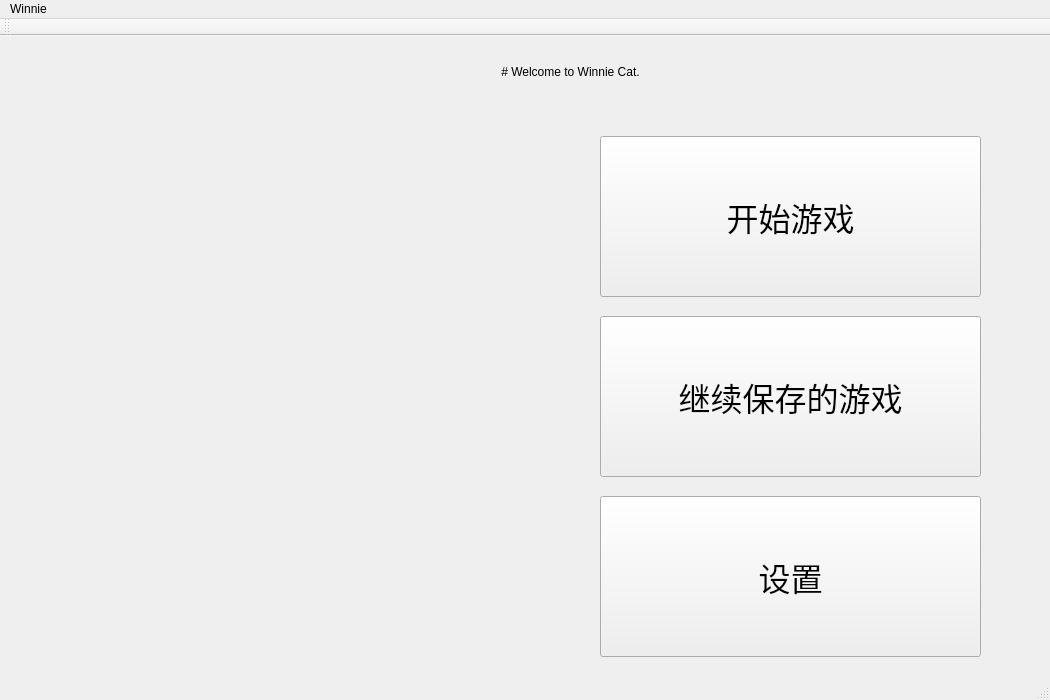
Qt form Winnie/mainwindow.ui (Xueli-ovo/Xju) before a commit.
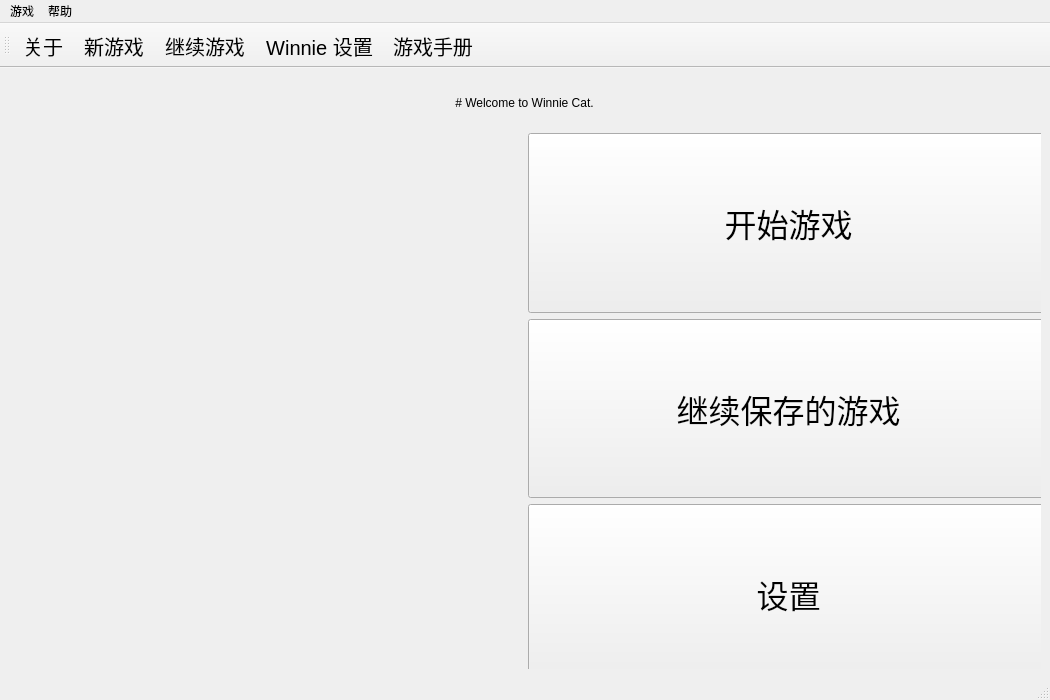
The same form after that commit. Icons and pictures are not drawn.

```diff
--- a/Winnie/mainwindow.ui
+++ b/Winnie/mainwindow.ui
@@ -10,6 +10,12 @@
     <height>700</height>
    </rect>
   </property>
+  <property name="sizePolicy">
+   <sizepolicy hsizetype="Expanding" vsizetype="Expanding">
+    <horstretch>0</horstretch>
+    <verstretch>0</verstretch>
+   </sizepolicy>
+  </property>
   <property name="minimumSize">
    <size>
     <width>1050</width>
@@ -29,32 +35,56 @@
    <iconset theme="document-page-setup"/>
   </property>
   <widget class="QWidget" name="centralwidget">
-   <widget class="QFrame" name="headline">
+   <property name="sizePolicy">
+    <sizepolicy hsizetype="Expanding" vsizetype="Expanding">
+     <horstretch>0</horstretch>
+     <verstretch>0</verstretch>
+    </sizepolicy>
+   </property>
+   <layout class="QVBoxLayout" name="verticalLayout_2">
+    <item>
+     <widget class="QWidget" name="widget_headline" native="true">
+      <property name="sizePolicy">
+       <sizepolicy hsizetype="Preferred" vsizetype="Fixed">
+        <horstretch>0</horstretch>
+        <verstretch>0</verstretch>
+       </sizepolicy>
+      </property>
+      <property name="minimumSize">
+       <size>
+        <width>0</width>
+        <height>50</height>
+       </size>
+      </property>
+      <property name="layoutDirection">
+       <enum>Qt::LeftToRight</enum>
+      </property>
+      <widget class="QLabel" name="label">
     <property name="geometry">
      <rect>
-      <x>150</x>
-      <y>10</y>
-      <width>841</width>
+         <x>0</x>
+         <y>0</y>
+         <width>1031</width>
       <height>51</height>
      </rect>
     </property>
+       <property name="sizePolicy">
+        <sizepolicy hsizetype="Expanding" vsizetype="Expanding">
+         <horstretch>0</horstretch>
+         <verstretch>0</verstretch>
+        </sizepolicy>
+       </property>
+       <property name="minimumSize">
+        <size>
+         <width>0</width>
+         <height>0</height>
+        </size>
+       </property>
     <property name="frameShape">
      <enum>QFrame::NoFrame</enum>
     </property>
-    <property name="frameShadow">
-     <enum>QFrame::Raised</enum>
-    </property>
     <property name="lineWidth">
-     <number>0</number>
-    </property>
-    <widget class="QLabel" name="label">
-     <property name="geometry">
-      <rect>
-       <x>0</x>
-       <y>0</y>
-       <width>841</width>
-       <height>51</height>
-      </rect>
+        <number>1</number>
      </property>
      <property name="text">
       <string># Welcome to Winnie Cat.</string>
@@ -67,23 +97,37 @@
      </property>
     </widget>
    </widget>
+    </item>
+    <item>
+     <layout class="QHBoxLayout" name="horizontalLayout" stretch="1,1">
+      <item>
+       <widget class="QWidget" name="widget_2" native="true"/>
+      </item>
+      <item>
    <widget class="QWidget" name="widget" native="true">
+        <property name="sizePolicy">
+         <sizepolicy hsizetype="Preferred" vsizetype="Preferred">
+          <horstretch>0</horstretch>
+          <verstretch>0</verstretch>
+         </sizepolicy>
+        </property>
+        <widget class="QWidget" name="layoutWidget">
     <property name="geometry">
      <rect>
-      <x>580</x>
-      <y>80</y>
-      <width>421</width>
+           <x>0</x>
+           <y>0</y>
+           <width>521</width>
       <height>551</height>
      </rect>
     </property>
+         <layout class="QVBoxLayout" name="verticalLayout">
+          <item>
     <widget class="QPushButton" name="button_start">
-     <property name="geometry">
-      <rect>
-       <x>20</x>
-       <y>20</y>
-       <width>381</width>
-       <height>161</height>
-      </rect>
+            <property name="sizePolicy">
+             <sizepolicy hsizetype="Preferred" vsizetype="Preferred">
+              <horstretch>0</horstretch>
+              <verstretch>0</verstretch>
+             </sizepolicy>
      </property>
      <property name="font">
       <font>
@@ -115,14 +159,14 @@
       <bool>false</bool>
      </property>
     </widget>
+          </item>
+          <item>
     <widget class="QPushButton" name="button_continue">
-     <property name="geometry">
-      <rect>
-       <x>20</x>
-       <y>200</y>
-       <width>381</width>
-       <height>161</height>
-      </rect>
+            <property name="sizePolicy">
+             <sizepolicy hsizetype="Preferred" vsizetype="Preferred">
+              <horstretch>0</horstretch>
+              <verstretch>0</verstretch>
+             </sizepolicy>
      </property>
      <property name="font">
       <font>
@@ -154,14 +198,14 @@
       <bool>false</bool>
      </property>
     </widget>
+          </item>
+          <item>
     <widget class="QPushButton" name="button_settings">
-     <property name="geometry">
-      <rect>
-       <x>20</x>
-       <y>380</y>
-       <width>381</width>
-       <height>161</height>
-      </rect>
+            <property name="sizePolicy">
+             <sizepolicy hsizetype="Preferred" vsizetype="Preferred">
+              <horstretch>0</horstretch>
+              <verstretch>0</verstretch>
+             </sizepolicy>
      </property>
      <property name="font">
       <font>
@@ -193,17 +237,14 @@
       <bool>false</bool>
      </property>
     </widget>
-   </widget>
-   <widget class="QWidget" name="widget_2" native="true">
-    <property name="geometry">
-     <rect>
-      <x>20</x>
-      <y>80</y>
-      <width>531</width>
-      <height>551</height>
-     </rect>
-    </property>
-   </widget>
+          </item>
+         </layout>
+        </widget>
+       </widget>
+      </item>
+     </layout>
+    </item>
+   </layout>
   </widget>
   <widget class="QMenuBar" name="menubar">
    <property name="geometry">
@@ -216,7 +257,7 @@
    </property>
    <widget class="QMenu" name="menuWinnie">
     <property name="title">
-     <string>Winnie</string>
+     <string>游戏</string>
     </property>
     <addaction name="action_start"/>
     <addaction name="action_continue"/>
@@ -224,19 +265,42 @@
     <addaction name="actionWinniesettings"/>
     <addaction name="action_2"/>
    </widget>
+   <widget class="QMenu" name="menuHelp">
+    <property name="title">
+     <string>帮助</string>
+    </property>
+    <addaction name="action_guide"/>
+    <addaction name="action_release"/>
+    <addaction name="action_cbk"/>
+   </widget>
    <addaction name="menuWinnie"/>
+   <addaction name="menuHelp"/>
   </widget>
   <widget class="QStatusBar" name="statusbar"/>
   <widget class="QToolBar" name="toolBar">
+   <property name="enabled">
+    <bool>true</bool>
+   </property>
    <property name="windowTitle">
     <string>toolBar</string>
    </property>
+   <property name="movable">
+    <bool>true</bool>
+   </property>
+   <property name="floatable">
+    <bool>false</bool>
+   </property>
    <attribute name="toolBarArea">
     <enum>TopToolBarArea</enum>
    </attribute>
    <attribute name="toolBarBreak">
     <bool>false</bool>
    </attribute>
+   <addaction name="action_2"/>
+   <addaction name="action_start"/>
+   <addaction name="action_continue"/>
+   <addaction name="actionWinniesettings"/>
+   <addaction name="action_guide"/>
   </widget>
   <action name="action_2">
    <property name="checkable">
@@ -299,6 +363,48 @@
     <string>Ctrl+S</string>
    </property>
   </action>
+  <action name="action_guide">
+   <property name="icon">
+    <iconset theme="help-faq"/>
+   </property>
+   <property name="text">
+    <string>游戏手册</string>
+   </property>
+   <property name="font">
+    <font>
+     <family>aakar</family>
+     <pointsize>15</pointsize>
+    </font>
+   </property>
+   <property name="shortcut">
+    <string>Ctrl+H</string>
+   </property>
+  </action>
+  <action name="action_release">
+   <property name="text">
+    <string>发行说明</string>
+   </property>
+   <property name="font">
+    <font>
+     <family>aakar</family>
+     <pointsize>15</pointsize>
+    </font>
+   </property>
+  </action>
+  <action name="action_cbk">
+   <property name="icon">
+    <iconset theme="document-send"/>
+   </property>
+   <property name="text">
+    <string>意见反馈</string>
+   </property>
+   <property name="font">
+    <font>
+     <family>aakar</family>
+     <pointsize>15</pointsize>
+    </font>
+   </property>
+  </action>
  </widget>
  <resources/>
  <connections/>
```
Left out of the diff: 3 changed lines with no effect on the pictures. Lines whose indentation alone changed are shown as unchanged.
